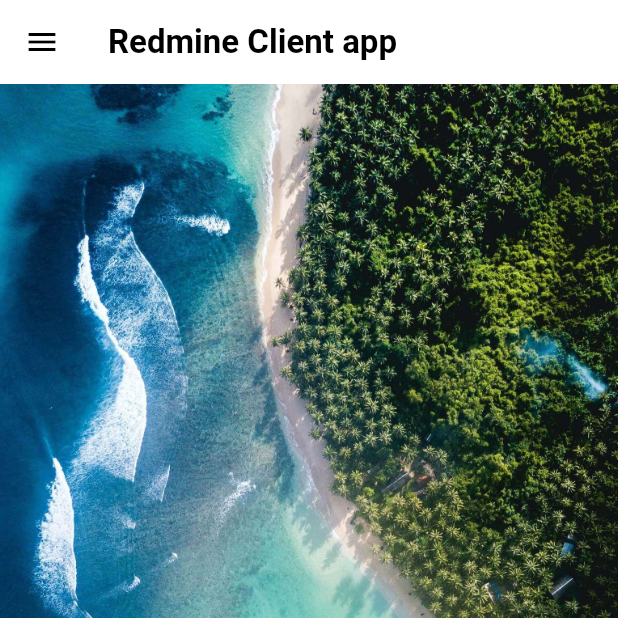
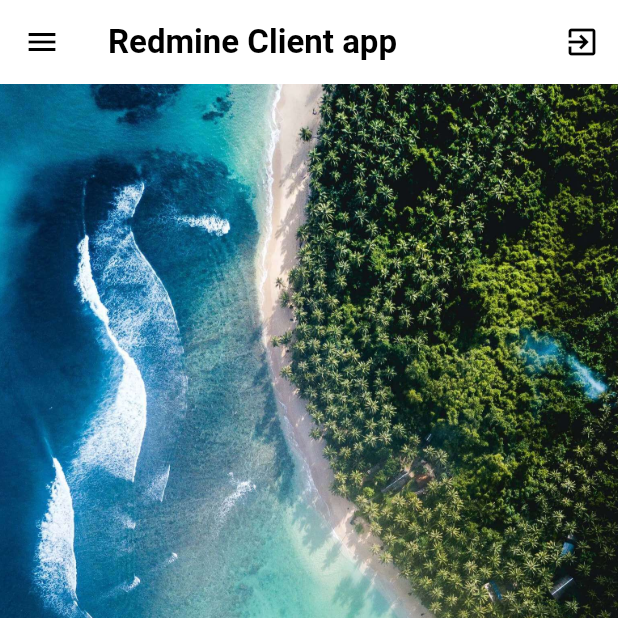
Before and after one commit to Yukonz/RedmineClientFlutter, a Flutter app: the screen it shows after launch, on a phone screen of 412 x 824 dp, the top half of it. Run offline on Flutter 3.47's test engine with Material 3 defaults, Android fonts, the phone set to English and light mode, and no system bars; our stand-ins replace go_router, shared_preferences, sqflite, syncfusion_flutter_charts; missing offline and left inert: dart_ping; accounts and stored records are empty.

Commit message:
Add 'Close App' button to the AppBar

```diff
--- a/lib/components/navbar.dart
+++ b/lib/components/navbar.dart
@@ -1,3 +1,4 @@
+import 'dart:io';
 import 'package:flutter/material.dart';
 import 'package:go_router/go_router.dart';
 import 'package:provider/provider.dart';
@@ -97,7 +98,15 @@ class NavBar extends StatelessWidget {
     }
 
     return Scaffold(
-      appBar: AppBar(title: const Text('Redmine Client app')),
+      appBar: AppBar(
+        title: const Text('Redmine Client app'),
+        actions: [
+          IconButton(
+            icon: const Icon(Icons.exit_to_app),
+            onPressed: () => exit(0),
+          ),
+        ],
+      ),
       body: Center(
         child: child,
       ),
```
